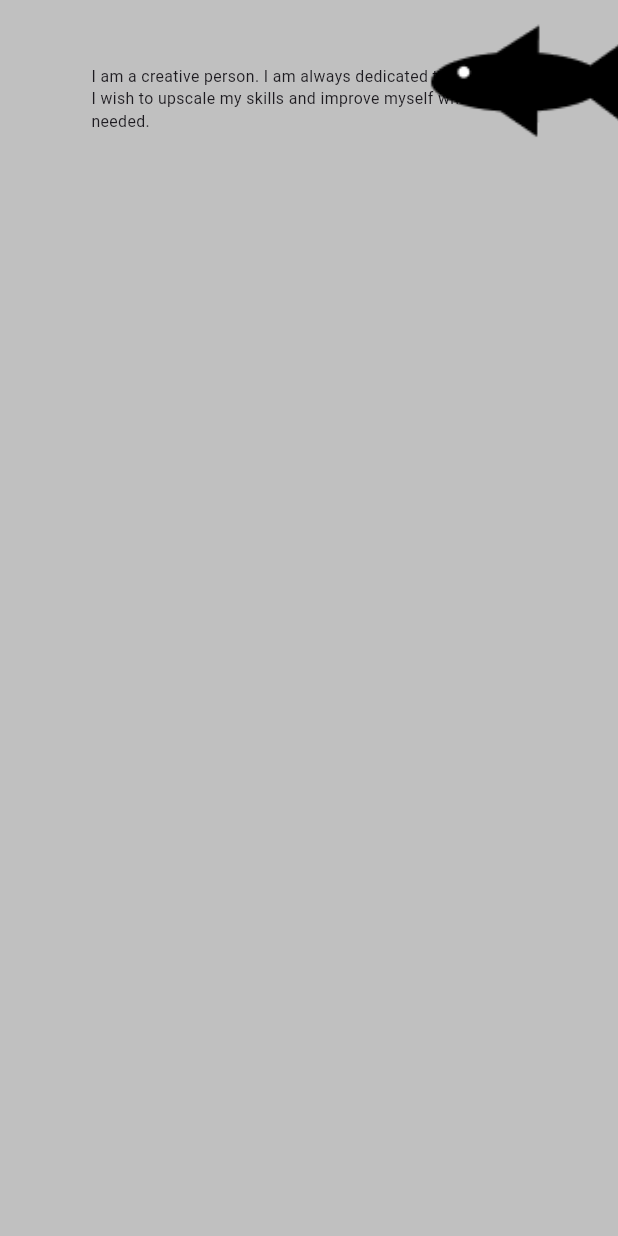
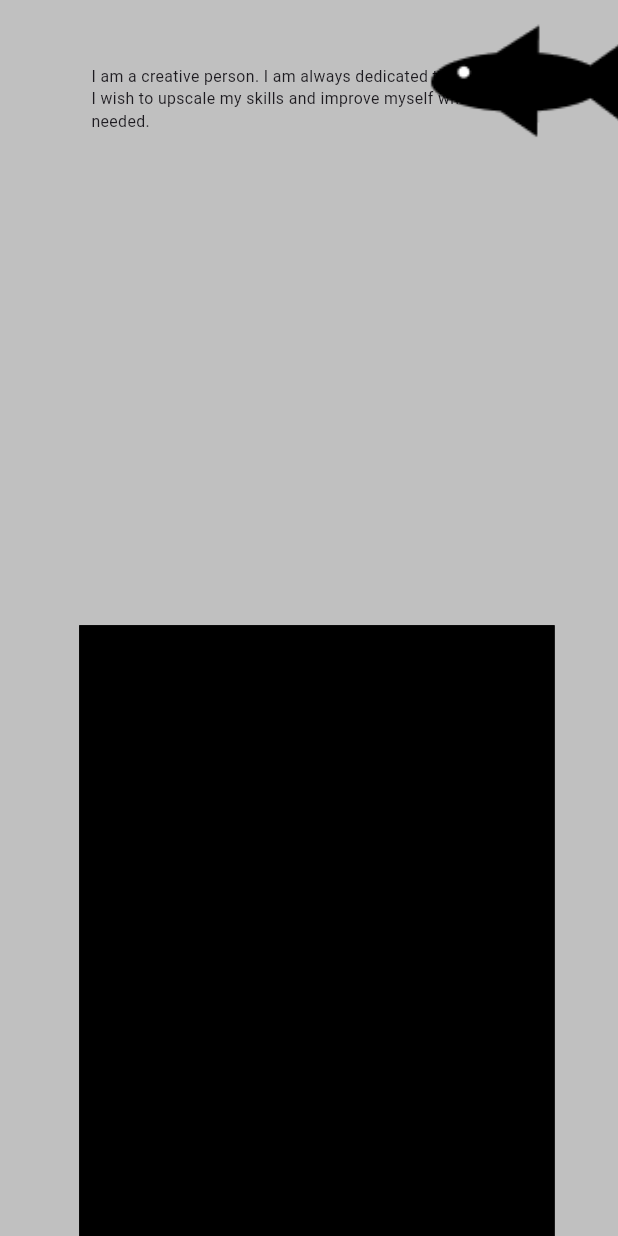
Before and after one commit to kshitiz3133/portfolio, a Flutter app: the screen it shows after launch, scrolled down 3456 dp, on a phone screen of 412 x 824 dp. Run offline on Flutter 3.47's test engine with Material 3 defaults, Android fonts, the phone set to English and light mode, and no system bars; our stand-ins replace flutter_screenutil.

Commit message:
skills working

```diff
--- /dev/null
+++ b/lib/Skills/skills.dart
@@ -0,0 +1,14 @@
+import 'package:flutter/material.dart';
+class Skills extends StatelessWidget {
+  @override
+  Widget build(BuildContext context) {
+    return PageView(
+      physics: NeverScrollableScrollPhysics(),
+      children: [
+        Container(color: Colors.black,),
+        Container(color: Colors.red,),
+        Container(color: Colors.green,),
+      ],
+    );
+  }
+}
--- a/lib/home.dart
+++ b/lib/home.dart
@@ -3,6 +3,7 @@
 import 'package:flutter/widgets.dart';
 import 'package:flutter_screenutil/flutter_screenutil.dart';
 import 'package:portfolio/Animation/wave.dart';
+import 'package:portfolio/Skills/skills.dart';
 
 class Home extends StatefulWidget {
   const Home({Key? key}) : super(key: key);
@@ -178,7 +179,6 @@
                               style: TextStyle(
                                   color: Colors.white, fontSize: 30.sp),
                             )),
-
                         Positioned(
                             top: ScreenUtil().setHeight(topOne + 1680.h),
                             left: 10.w,
@@ -195,11 +195,10 @@
                             child: Transform.scale(
                                 scale: 0.8,
                                 child: Transform.rotate(
-                                    angle: bot / 150 -3,
+                                    angle: bot / 150 - 3,
                                     child: Image(
                                         image: AssetImage(
                                             'assets/dolphin.png'))))),
-
                         Positioned(
                             top: ScreenUtil().setHeight(1400),
                             child: Transform.scale(
@@ -238,9 +237,13 @@
         Positioned(
             top: ScreenUtil().setHeight(300.h),
             left: ScreenUtil().setWidth(80),
-            child:
-            Container(
-                decoration: BoxDecoration(borderRadius: BorderRadius.circular(10),color: Colors.grey[800]),height: 300.h,width: 230.w,)),
+            child: Container(
+              decoration: BoxDecoration(
+                  borderRadius: BorderRadius.circular(10),
+                  color: Colors.grey[800]),
+              height: 300.h,
+              width: 230.w,
+            )),
         Positioned(
             top: ScreenUtil().setHeight(1000.h),
             left: ScreenUtil().setWidth(50),
@@ -266,8 +269,20 @@
         Positioned(
             top: ScreenUtil().setHeight(250.h),
             left: ScreenUtil().setWidth(73),
-            child:
-            SizedBox(height: 400.h,width: 260.w,child: Image(image: AssetImage('assets/skills.png')))),
+            child: SizedBox(
+                height: 400.h,
+                width: 260.w,
+                child: Image(image: AssetImage('assets/skills.png')))),
+        Positioned(
+            top: ScreenUtil().setHeight(1400.h),
+            left: ScreenUtil().setWidth(50),
+            child: Container(
+              height: 500.h,
+              width: 300.w,
+              color: Colors.black,
+              child: Skills(),
+            )
+        )
       ],
     ),
   );
```
